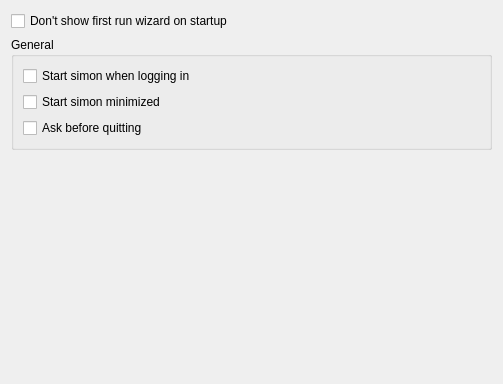
KDE/simon, file simon/src/simonappcore/generalsettingsdlg.ui: the form before one commit.
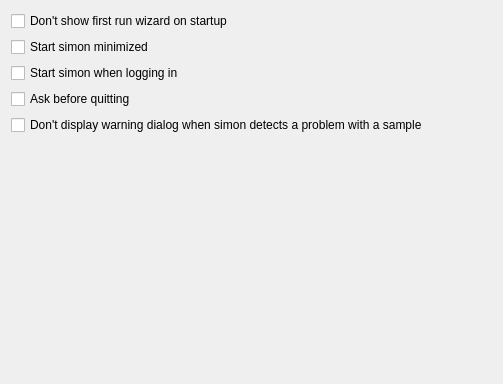
The form after the commit.

Commit message: Fixing some "don't show again" (still doesn't work 100% but enough for now) Fixing some krazy stoff in eventsimulation/ Sample issues can now provoke a warning dialog (especially for power training) SNR check

```diff
--- a/simon/src/simonappcore/generalsettingsdlg.ui
+++ b/simon/src/simonappcore/generalsettingsdlg.ui
@@ -22,36 +22,34 @@
     </widget>
    </item>
    <item>
-    <widget class="QGroupBox" name="gbGeneral">
-     <property name="title">
-      <string>General</string>
-     </property>
-     <property name="flat">
-      <bool>false</bool>
-     </property>
-     <layout class="QGridLayout">
-      <item row="3" column="0">
-       <widget class="QCheckBox" name="cbAskBeforeQuit">
-        <property name="text">
-         <string>Ask before quitting</string>
-        </property>
-       </widget>
-      </item>
-      <item row="2" column="0">
        <widget class="QCheckBox" name="kcfg_StartMinimized">
         <property name="text">
          <string>Start simon minimized</string>
         </property>
        </widget>
       </item>
-      <item row="1" column="0">
+   <item>
        <widget class="QCheckBox" name="kcfg_AutoStart">
         <property name="text">
          <string>Start simon when logging in</string>
         </property>
        </widget>
       </item>
-     </layout>
+   <item>
+    <widget class="QCheckBox" name="cbAskBeforeQuit">
+     <property name="text">
+      <string>Ask before quitting</string>
+     </property>
+     <property name="tristate">
+      <bool>false</bool>
+     </property>
+    </widget>
+   </item>
+   <item>
+    <widget class="QCheckBox" name="cbShowSampleWarning">
+     <property name="text">
+      <string>Don't display warning dialog when simon detects a problem with a sample</string>
+     </property>
     </widget>
    </item>
    <item>
```
Lines whose indentation alone changed are shown as unchanged. The commit also changes 18 other files.
